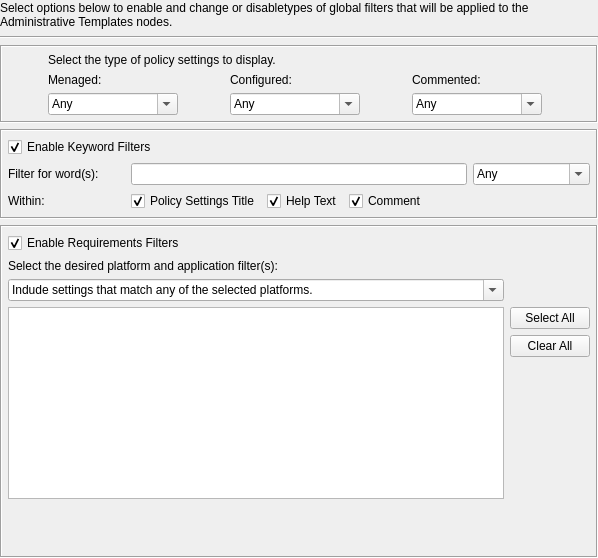
The window that src/plugins/administrative_templates/ui/filteroptionswidget.ui (august-alt/gpui) describes before a commit, drawn with Qt 5.
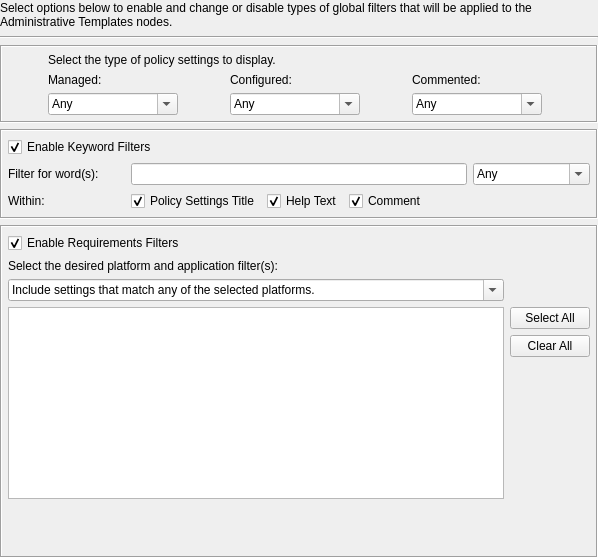
The same window after the commit.

Commit message: chore: add translations for filteroptionsdialog and filteroptionswidget

The edit to the form file:
```diff
--- a/src/plugins/administrative_templates/ui/filteroptionswidget.ui
+++ b/src/plugins/administrative_templates/ui/filteroptionswidget.ui
@@ -47,7 +47,7 @@
       </size>
      </property>
      <property name="text">
-      <string>&lt;html&gt;&lt;head/&gt;&lt;body&gt;&lt;p&gt;Select options below to enable and change or disabletypes of global filters that will be applied to the Administrative Templates nodes.&lt;/p&gt;&lt;/body&gt;&lt;/html&gt;</string>
+      <string>Select options below to enable and change or disable types of global filters that will be applied to the Administrative Templates nodes.</string>
      </property>
      <property name="wordWrap">
       <bool>true</bool>
@@ -98,7 +98,7 @@
       <item row="1" column="0">
        <widget class="QLabel" name="managedLabel">
         <property name="text">
-         <string>Menaged:</string>
+         <string>Managed:</string>
         </property>
         <property name="buddy">
          <cstring>managedComboBox</cstring>
@@ -396,9 +396,12 @@
         <property name="editable">
          <bool>true</bool>
         </property>
+        <property name="currentText">
+         <string>Include settings that match any of the selected platforms.</string>
+        </property>
         <item>
          <property name="text">
-          <string>Indude settings that match any of the selected platforms.</string>
+          <string>Include settings that match any of the selected platforms.</string>
          </property>
         </item>
         <item>
```
Left out of the diff: 6 changed lines with no effect on the pictures. The commit also changes 2 other files.
